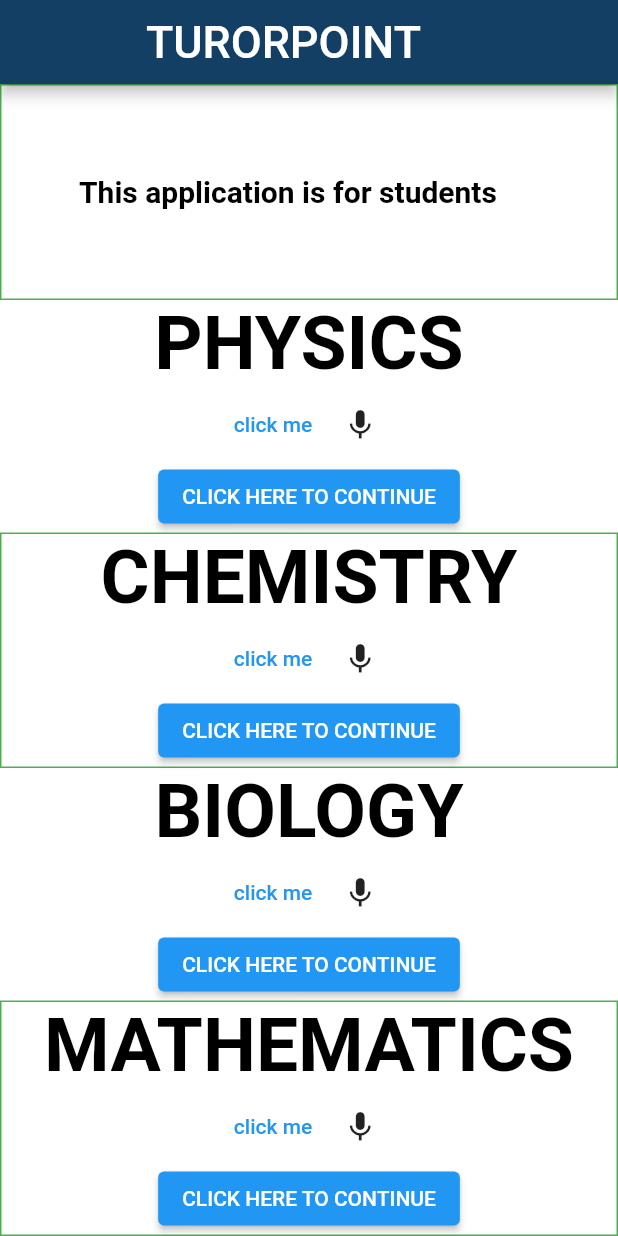
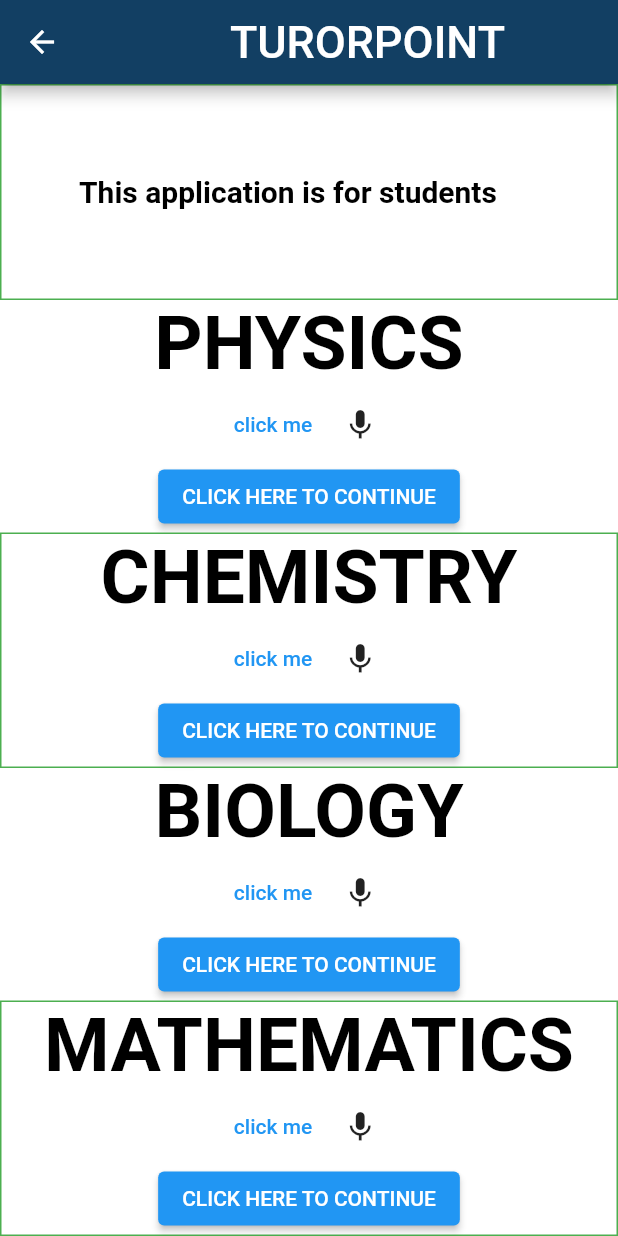
Before and after one commit to Muhammednishank/tutorialapp, a Flutter app: the screen it shows after launch, after a tap on "CLICK HERE TO CONTINUE", on a phone screen of 412 x 824 dp. Run offline on Flutter 3.47's test engine with Material 2 defaults, Android fonts, the phone set to English and light mode, and no system bars.

Commit message:
made navigation and new page called physics.dart

```diff
--- a/lib/home.dart
+++ b/lib/home.dart
@@ -1,5 +1,5 @@
 import 'package:flutter/material.dart';
-import 'main.dart';
+import 'package:flutter_application_1/main.dart';
 
 main() {
   runApp(MyApp());
@@ -20,9 +20,14 @@ class MyApp extends StatelessWidget {
 }
 
 
-class HomeScreen extends StatelessWidget {
+class HomeScreen extends StatefulWidget {
   const HomeScreen({Key? key}) : super(key: key);
 
+  @override
+  State<HomeScreen> createState() => _HomeScreenState();
+}
+
+class _HomeScreenState extends State<HomeScreen> {
   @override
   Widget build(BuildContext context) {
     return Scaffold(
@@ -54,12 +59,16 @@ class HomeScreen extends StatelessWidget {
                    }, child: Text('click me'),),
                   IconButton(onPressed: (){
                     onPressed: () {
-  Home: Mainscreen();
+
 
 };
                   }, icon: Icon(Icons.mic))
                   ],),
-                   ElevatedButton(onPressed:(){}, child: Text('CLICK HERE TO CONTINUE'))
+                   ElevatedButton(onPressed:(){
+                    Navigator.of(context).push(MaterialPageRoute(builder: (cxt){
+                      return Mainscreen();
+                    }));
+                   }, child: Text('CLICK HERE TO CONTINUE'))
                    ]),
                    ),
              ),
--- a/lib/main.dart
+++ b/lib/main.dart
@@ -1,28 +1,13 @@
 import 'package:flutter/material.dart';
-import 'package:flutter_application_1/home.dart';
+import 'package:flutter_application_1/physics.dart';
+class Mainscreen extends StatefulWidget {
+  const Mainscreen({Key? key}) : super(key: key);
 
-main() {
-  runApp(mainapp());
+  @override
+  State<Mainscreen> createState() => _MainscreenState();
 }
 
-class mainapp extends StatelessWidget {
-  const mainapp({Key? key}) : super(key: key);
-
-  @override
-  Widget build(BuildContext context) {
-    return MaterialApp(
-        theme: ThemeData(
-          primaryColor: Colors.indigo,
-        ),
-      home:Mainscreen(),
-    );
-  }
-}
-
-
-class Mainscreen extends StatelessWidget {
-  const Mainscreen({Key? key}) : super(key: key);
-
+class _MainscreenState extends State<Mainscreen> {
   @override
   Widget build(BuildContext context) {
     return Scaffold(
@@ -82,7 +67,11 @@ class Mainscreen extends StatelessWidget {
       }, child: Text('click me'),),
      IconButton(onPressed: (){}, icon: Icon(Icons.mic))
      ],),
-      ElevatedButton(onPressed:(){}, child: Text('CLICK HERE TO CONTINUE'))
+      ElevatedButton(onPressed:(){
+        Navigator.of(context).push(MaterialPageRoute(builder: (cxt){
+          return physics();
+        }));
+      }, child: Text('CLICK HERE TO CONTINUE'))
       ]),
       ),
        Container(
```
Also changed, not shown: lib/physics.dart (added, +26 -0 lines), lib/popup.dart (+22 -5 lines).
